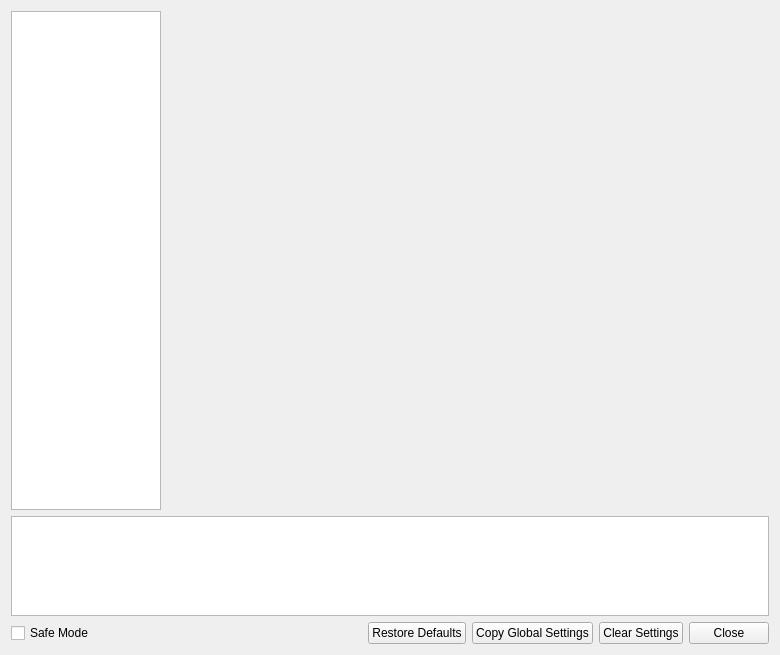
Above: src/duckstation-qt/settingswindow.ui from kofxi3584karlayang/duckstation before the change. Below: the same form after it.
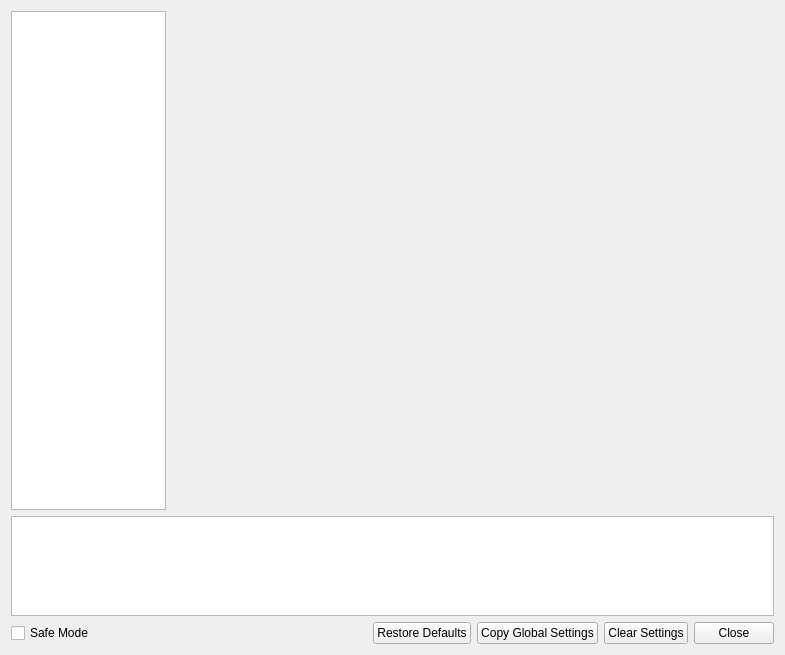
That is the form after the change. Icons and pictures are not drawn.

Commit message:
Qt: Slightly adjust widget sizes
Fixes cut-off with default KDE theme.

```diff
--- a/src/duckstation-qt/settingswindow.ui
+++ b/src/duckstation-qt/settingswindow.ui
@@ -6,7 +6,7 @@
    <rect>
     <x>0</x>
     <y>0</y>
-    <width>780</width>
+    <width>785</width>
     <height>655</height>
    </rect>
   </property>
@@ -34,13 +34,13 @@
      </property>
      <property name="minimumSize">
       <size>
-       <width>150</width>
+       <width>155</width>
        <height>0</height>
       </size>
      </property>
      <property name="maximumSize">
       <size>
-       <width>150</width>
+       <width>155</width>
        <height>16777215</height>
       </size>
      </property>
```
The commit also changes 3 other files.
